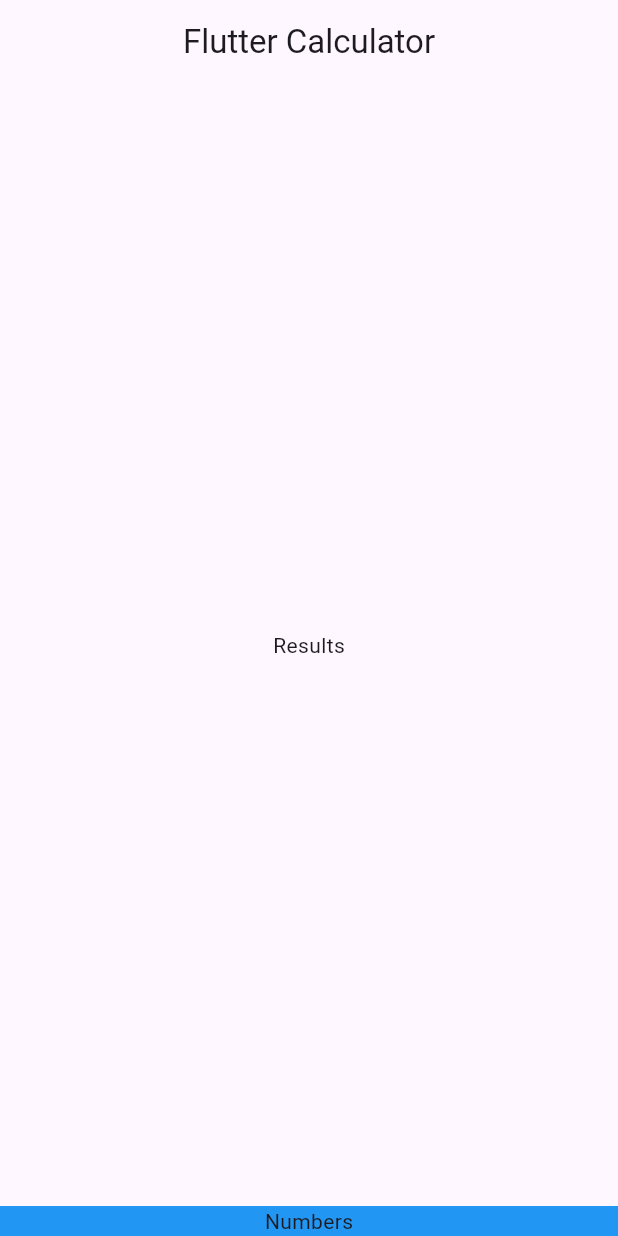
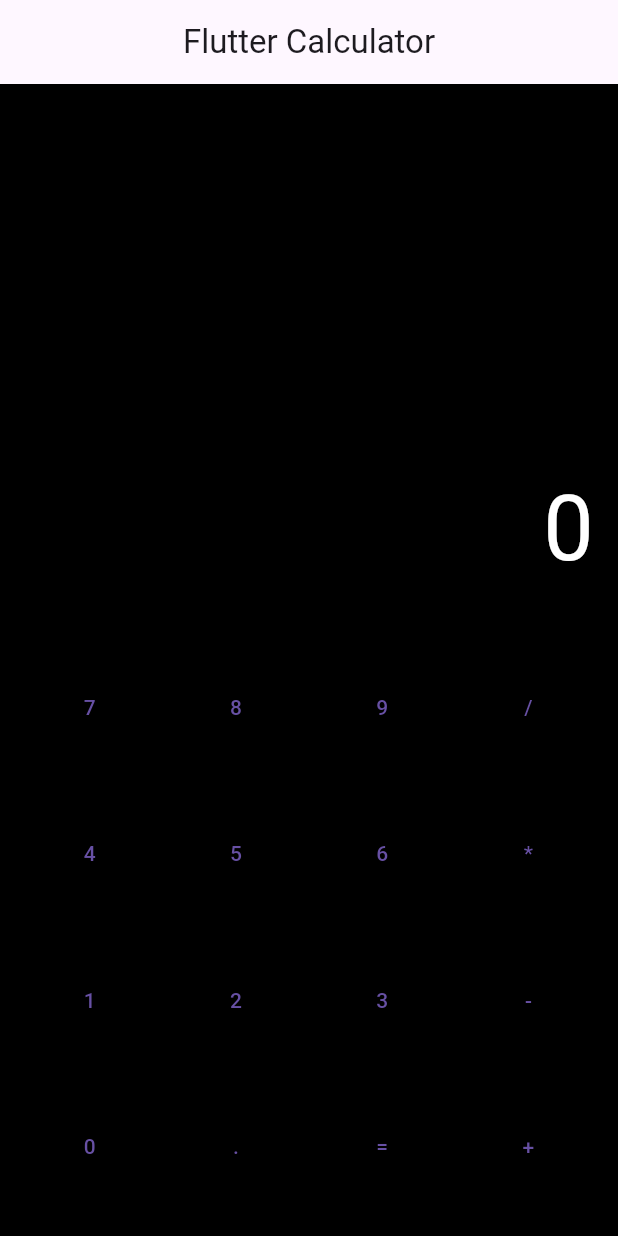
Before and after one commit to KaozhiChen/CalculatorApp, a Flutter app: the screen it shows after launch, on a phone screen of 412 x 824 dp. Run offline on Flutter 3.47's test engine with Material 3 defaults, Android fonts, the phone set to English and light mode, and no system bars.

Commit message:
Initialize button layout

```diff
--- a/lib/index.dart
+++ b/lib/index.dart
@@ -1,22 +1,65 @@
 import 'package:flutter/material.dart';
 
-class IndexPage extends StatelessWidget {
+class IndexPage extends StatefulWidget {
   const IndexPage({super.key});
+
+  @override
+  State<IndexPage> createState() => _IndexPageState();
+}
+
+class _IndexPageState extends State<IndexPage> {
+  String Result = "0";
 
   @override
   Widget build(BuildContext context) {
     return Scaffold(
+      backgroundColor: Colors.black,
       appBar: AppBar(
         title: const Text('Flutter Calculator'),
         centerTitle: true,
       ),
       body: Column(
+        mainAxisAlignment: MainAxisAlignment.end,
         children: [
-          const Expanded(child: Center(child: Text('Results'))),
-          Container(
-              color: Colors.blue, child: const Center(child: Text('Numbers')))
+          Expanded(
+            child: Container(
+              padding: const EdgeInsets.all(16),
+              alignment: Alignment.bottomRight,
+              child: Text(
+                Result,
+                style: const TextStyle(color: Colors.white, fontSize: 60),
+              ),
+            ),
+          ),
+          GridView.count(
+            crossAxisCount: 4, // 4 buttons per row
+            shrinkWrap: true,
+            physics: const NeverScrollableScrollPhysics(),
+            padding: const EdgeInsets.all(16),
+            mainAxisSpacing: 10,
+            crossAxisSpacing: 10,
+            children: [
+              TextButton(onPressed: () {}, child: const Text("7")),
+              TextButton(onPressed: () {}, child: const Text("8")),
+              TextButton(onPressed: () {}, child: const Text("9")),
+              TextButton(onPressed: () {}, child: const Text("/")),
+              TextButton(onPressed: () {}, child: const Text("4")),
+              TextButton(onPressed: () {}, child: const Text("5")),
+              TextButton(onPressed: () {}, child: const Text("6")),
+              TextButton(onPressed: () {}, child: const Text("*")),
+              TextButton(onPressed: () {}, child: const Text("1")),
+              TextButton(onPressed: () {}, child: const Text("2")),
+              TextButton(onPressed: () {}, child: const Text("3")),
+              TextButton(onPressed: () {}, child: const Text("-")),
+              TextButton(onPressed: () {}, child: const Text("0")),
+              TextButton(onPressed: () {}, child: const Text(".")),
+              TextButton(onPressed: () {}, child: const Text("=")),
+              TextButton(onPressed: () {}, child: const Text("+")),
+            ],
+          )
         ],
       ),
+      // backgroundColor: Colors.black,
     );
   }
 }
--- a/lib/main.dart
+++ b/lib/main.dart
@@ -10,13 +10,9 @@ class MyApp extends StatelessWidget {
 
   @override
   Widget build(BuildContext context) {
-    return MaterialApp(
-      title: 'Flutter Demo',
-      theme: ThemeData(
-        colorScheme: ColorScheme.fromSeed(seedColor: Colors.deepPurple),
-        useMaterial3: true,
-      ),
-      home: const IndexPage(),
+    return const MaterialApp(
+      title: 'Flutter Calculator',
+      home: IndexPage(),
     );
   }
 }
```
